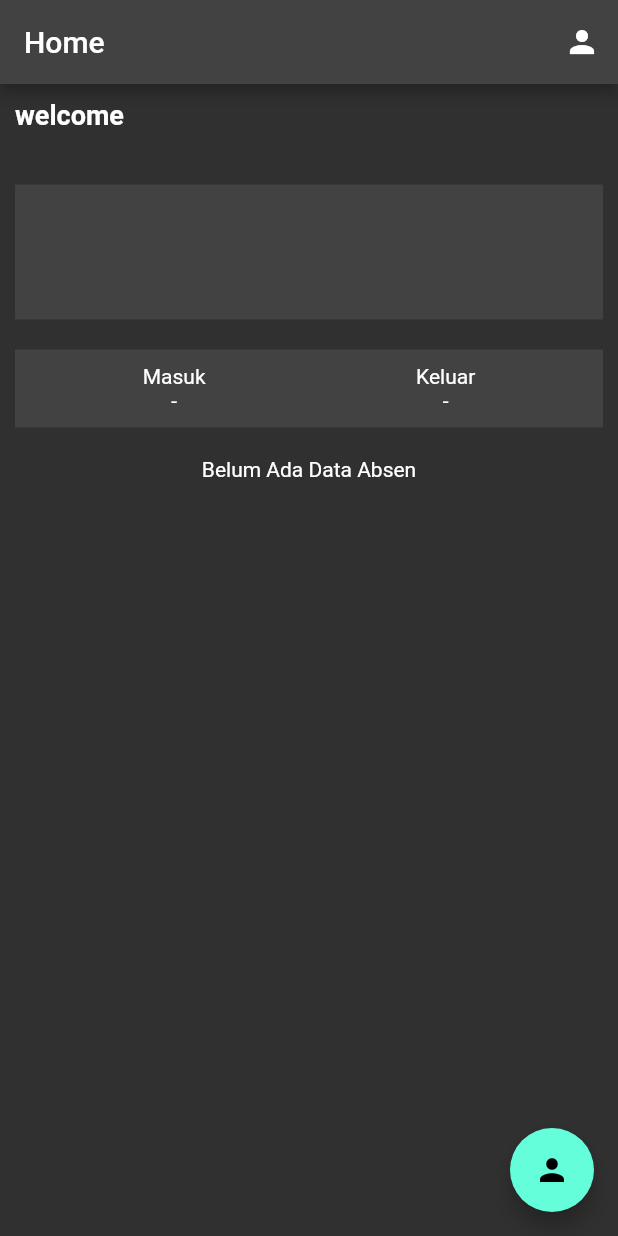
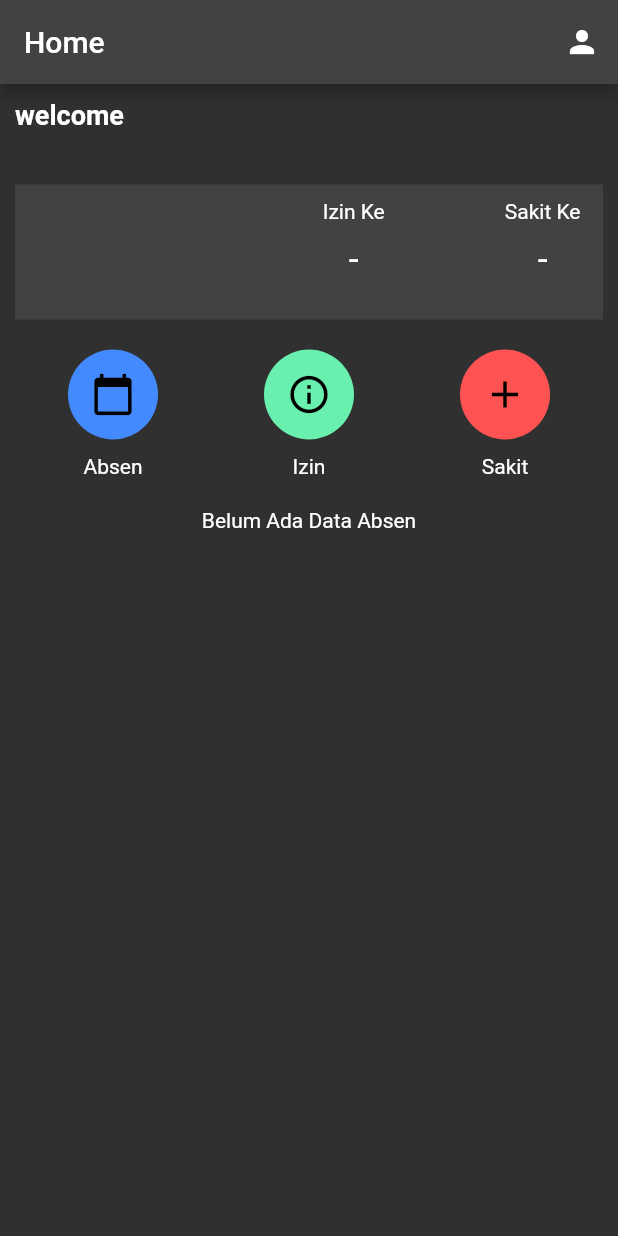
Before and after one commit to programmer1qtera/absen_app_try, a Flutter app: the HomeView screen opened directly, on a phone screen of 412 x 824 dp. Run offline on Flutter 3.47's test engine with Material 2 defaults, Android fonts, the phone set to English and light mode, and no system bars; our stand-ins replace camera, cloud_firestore, file_picker, firebase_auth, firebase_core, firebase_storage and 4 more; accounts and stored records are empty.

Commit message:
update 3

```diff
--- a/lib/main.dart
+++ b/lib/main.dart
@@ -1,5 +1,7 @@
 import 'package:absen_try_app/page/home/view/home.dart';
+import 'package:absen_try_app/page/kehadiran/view/kehadiran.dart';
 import 'package:absen_try_app/page/login/view/login_view.dart';
+import 'package:absen_try_app/page/watermark_screen.dart';
 import 'package:flutter/material.dart';
 import 'package:firebase_core/firebase_core.dart';
 import 'package:get/get.dart';
--- a/lib/page/home/controller/home_controller.dart
+++ b/lib/page/home/controller/home_controller.dart
@@ -20,7 +20,6 @@ class HomeController extends GetxController {
         .collection('user')
         .doc(uid)
         .collection('kehadiran')
-        .orderBy('date')
         .snapshots();
   }
 }
--- a/lib/page/home/view/home.dart
+++ b/lib/page/home/view/home.dart
@@ -1,4 +1,5 @@
 import 'package:absen_try_app/page/home/controller/home_controller.dart';
+import 'package:absen_try_app/page/izin/view/izin_view.dart';
 import 'package:absen_try_app/page/kehadiran/view/kehadiran.dart';
 import 'package:absen_try_app/page/profile/view/profile_view.dart';
 import 'package:cloud_firestore/cloud_firestore.dart';
@@ -68,8 +69,13 @@ class HomeView extends GetView<HomeController> {
                     child: Padding(
                       padding: const EdgeInsets.symmetric(
                           horizontal: 15, vertical: 10),
-                      child: Column(
+                      child: Row(
                         crossAxisAlignment: CrossAxisAlignment.start,
+                        mainAxisAlignment: MainAxisAlignment.spaceBetween,
+                        children: [
+                          Column(
+                            crossAxisAlignment: CrossAxisAlignment.start,
+                            mainAxisAlignment: MainAxisAlignment.spaceBetween,
                             children: [
                               Text('${user?['name']}'),
                               SizedBox(
@@ -85,28 +91,107 @@ class HomeView extends GetView<HomeController> {
                               Text('${user?['email']}')
                             ],
                           ),
+                          SizedBox(
+                            width: 30,
+                          ),
+                          Column(
+                            mainAxisAlignment: MainAxisAlignment.spaceBetween,
+                            children: const [
+                              Text('Izin Ke'),
+                              SizedBox(
+                                height: 10,
+                              ),
+                              Text(
+                                '-',
+                                style: TextStyle(fontSize: 24),
+                              ),
+                            ],
+                          ),
+                          Column(
+                            mainAxisAlignment: MainAxisAlignment.spaceBetween,
+                            children: const [
+                              Text('Sakit Ke'),
+                              SizedBox(
+                                height: 10,
+                              ),
+                              Text(
+                                '-',
+                                style: TextStyle(fontSize: 24),
+                              ),
+                            ],
+                          ),
+                        ],
+                      ),
                     ),
                   ),
                   SizedBox(
                     height: 20,
                   ),
-                  Container(
-                    color: Colors.grey[800],
-                    child: Padding(
-                      padding: const EdgeInsets.symmetric(
-                          horizontal: 15, vertical: 10),
-                      child: Row(
+                  Row(
                     mainAxisAlignment: MainAxisAlignment.spaceAround,
                     children: [
                       Column(
-                            children: [Text('Masuk'), Text('-')],
+                        children: [
+                          InkWell(
+                            onTap: () {
+                              Get.to(KehadiranView());
+                            },
+                            child: CircleAvatar(
+                              radius: 30,
+                              backgroundColor: Colors.blueAccent,
+                              child: Icon(
+                                Icons.calendar_today,
+                                color: Colors.black,
+                                size: 30,
+                              ),
+                            ),
+                          ),
+                          SizedBox(
+                            height: 10,
+                          ),
+                          Text('Absen')
+                        ],
                       ),
                       Column(
-                            children: [Text('Keluar'), Text('-')],
-                          )
+                        children: [
+                          InkWell(
+                            onTap: () {
+                              Get.to(IzinView());
+                            },
+                            child: CircleAvatar(
+                              radius: 30,
+                              backgroundColor: Colors.greenAccent,
+                              child: Icon(
+                                Icons.info_outline,
+                                color: Colors.black,
+                                size: 30,
+                              ),
+                            ),
+                          ),
+                          SizedBox(
+                            height: 10,
+                          ),
+                          Text('Izin')
                         ],
                       ),
+                      Column(
+                        children: [
+                          CircleAvatar(
+                            radius: 30,
+                            backgroundColor: Colors.redAccent,
+                            child: Icon(
+                              Icons.add,
+                              color: Colors.black,
+                              size: 30,
                             ),
+                          ),
+                          SizedBox(
+                            height: 10,
+                          ),
+                          Text('Sakit')
+                        ],
+                      ),
+                    ],
                   ),
                   SizedBox(
                     height: 20,
@@ -200,13 +285,6 @@ class HomeView extends GetView<HomeController> {
               return Text('Tidak Ada data');
             }
           }),
-      floatingActionButton: FloatingActionButton(
-        onPressed: () {
-          // controller.isAbsen();
-          Get.to(KehadiranView());
-        },
-        child: Icon(Icons.person),
-      ),
     );
   }
 }
--- a/lib/page/login/controller/login_controller.dart
+++ b/lib/page/login/controller/login_controller.dart
@@ -1,4 +1,5 @@
 import 'package:absen_try_app/page/home/view/home.dart';
+import 'package:absen_try_app/page/kehadiran/view/kehadiran.dart';
 import 'package:firebase_auth/firebase_auth.dart';
 import 'package:flutter/cupertino.dart';
 import 'package:get/get.dart';
--- a/pubspec.yaml
+++ b/pubspec.yaml
@@ -44,6 +44,11 @@ dependencies:
   geocoding: ^2.0.5
   intl: ^0.17.0
   image_picker: ^0.8.6
+  camera: ^0.10.2
+  path_provider: ^2.0.11
+  image: ^4.0.10
+  file_picker: ^5.2.5
+
 
 
 dev_dependencies:
```
Also changed, not shown: lib/page/camera/camera_page.dart (added, +71 -0 lines), lib/page/izin/controller/izin_controller.dart (added, +15 -0 lines), lib/page/izin/view/izin_view.dart (added, +39 -0 lines), lib/page/kehadiran/controller/kehadiran_controller.dart (+50 -10 lines), lib/page/kehadiran/view/kehadiran.dart (+25 -5 lines), lib/page/watermark_screen.dart (added, +194 -0 lines), pubspec.lock, 2 other files. Lines whose indentation alone changed are shown as unchanged.
